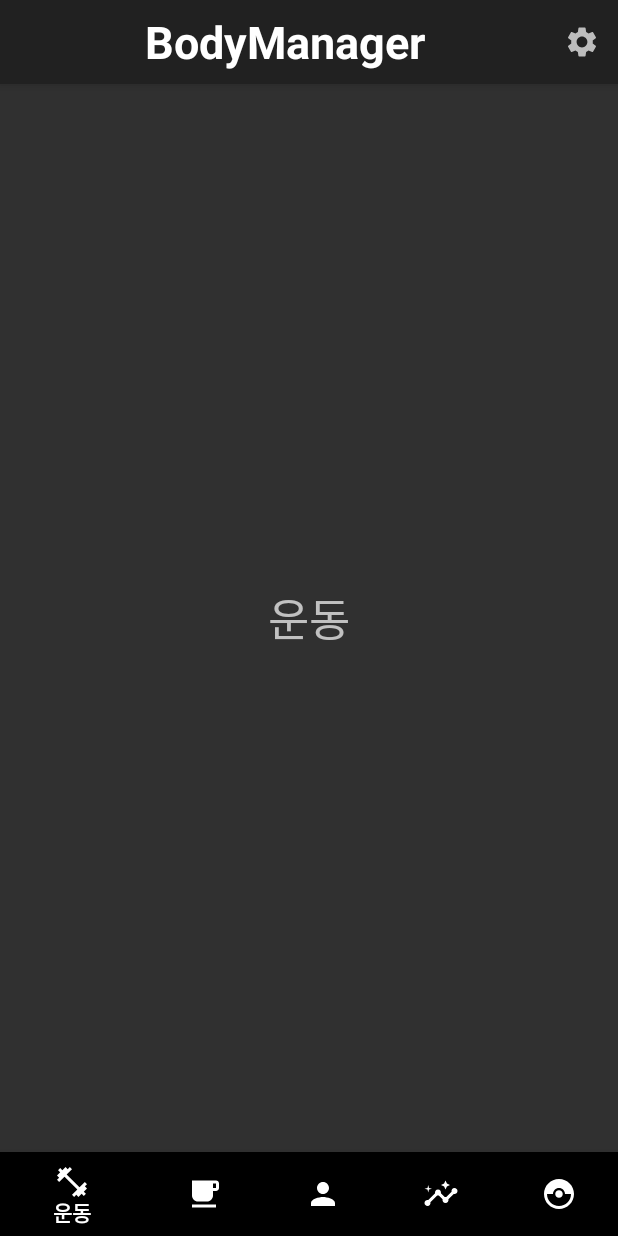
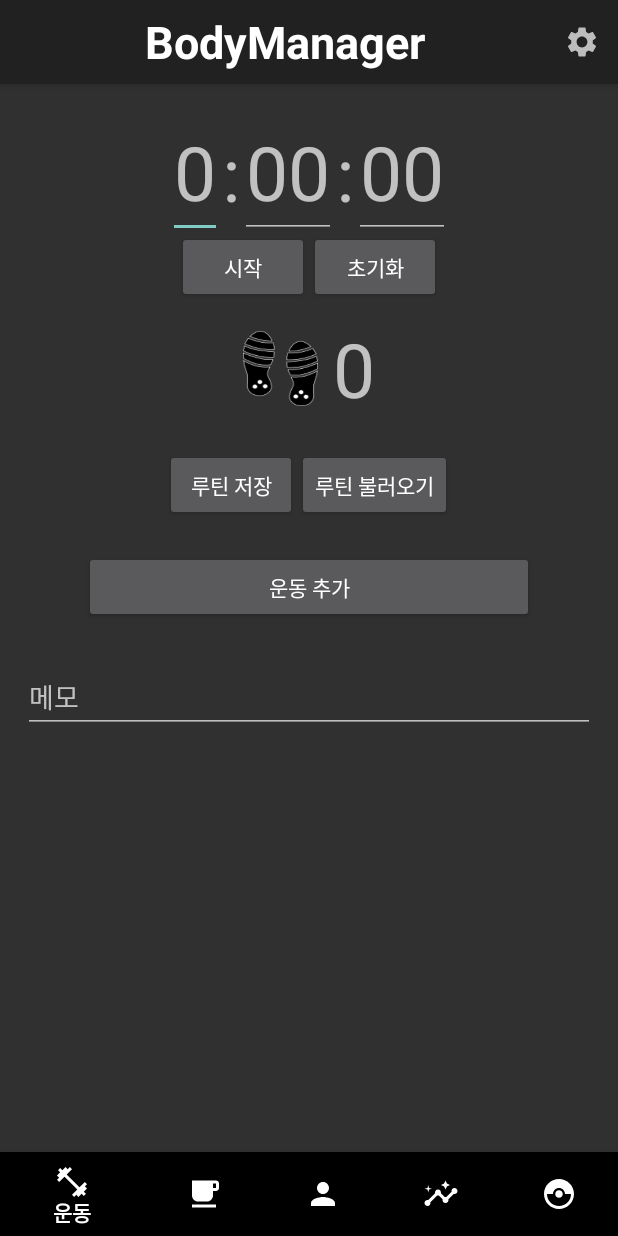
Before and after one commit to enyul3417/BodyManagerApp, an Android app: the screen it shows after launch (MainActivity), on a phone screen of 412 x 824 dp. Run offline under Robolectric (Android 15) with nearby library versions, the phone set to English and light mode, and no system bars.

Commit message:
making exercise xml

```diff
--- a/app/src/main/java/com/example/bodymanagerapp/menu/ExerciseFragment.kt
+++ b/app/src/main/java/com/example/bodymanagerapp/menu/ExerciseFragment.kt
@@ -4,15 +4,24 @@ import android.os.Bundle
 import android.view.LayoutInflater
 import android.view.View
 import android.view.ViewGroup
+import android.widget.EditText
 import androidx.fragment.app.Fragment
 import com.example.bodymanagerapp.R
 
 class ExerciseFragment : Fragment() {
+    lateinit var timer_hour : EditText
+    lateinit var timer_minute : EditText
+    lateinit var timer_second : EditText
 
     override fun onCreateView(
         inflater: LayoutInflater, container: ViewGroup?,
         savedInstanceState: Bundle?
     ): View? {
-        return inflater.inflate(R.layout.fragment_exercise, container, false)
+        var view : View = inflater.inflate(R.layout.fragment_exercise, container, false)
+        timer_hour = view.findViewById(R.id.timer_hour)
+        timer_minute = view.findViewById(R.id.timer_minute)
+        timer_second = view.findViewById(R.id.timer_second)
+
+        return view
     }
 }
--- /dev/null
+++ b/app/src/main/res/drawable/ic_baseline_directions_walk_24.xml
@@ -0,0 +1,11 @@
+<vector xmlns:android="http://schemas.android.com/apk/res/android"
+    android:width="24dp"
+    android:height="24dp"
+    android:viewportWidth="24"
+    android:viewportHeight="24"
+    android:tint="?attr/colorControlNormal"
+    android:autoMirrored="true">
+  <path
+      android:fillColor="@android:color/white"
+      android:pathData="M13.5,5.5c1.1,0 2,-0.9 2,-2s-0.9,-2 -2,-2 -2,0.9 -2,2 0.9,2 2,2zM9.8,8.9L7,23h2.1l1.8,-8 2.1,2v6h2v-7.5l-2.1,-2 0.6,-3C14.8,12 16.8,13 19,13v-2c-1.9,0 -3.5,-1 -4.3,-2.4l-1,-1.6c-0.4,-0.6 -1,-1 -1.7,-1 -0.3,0 -0.5,0.1 -0.8,0.1L6,8.3V13h2V9.6l1.8,-0.7"/>
+</vector>
--- a/app/src/main/res/layout/fragment_exercise.xml
+++ b/app/src/main/res/layout/fragment_exercise.xml
@@ -6,11 +6,147 @@
     android:orientation="vertical"
     tools:context=".menu.ExerciseFragment">
 
-    <TextView
+    <!-- 타이머/스톱워치 -->
+    <LinearLayout
         android:layout_width="match_parent"
-        android:layout_height="match_parent"
-        android:text="운동"
-        android:textSize="30dp"
-        android:gravity="center" />
+        android:layout_height="wrap_content"
+        android:gravity="center">
+
+        <EditText
+            android:id="@+id/timer_hour"
+            android:layout_width="wrap_content"
+            android:layout_height="wrap_content"
+            android:layout_marginTop="10dp"
+            android:inputType="number"
+            android:hint="0"
+            android:textSize="50sp"
+            android:maxLength="2"/>
+
+        <TextView
+            android:layout_width="wrap_content"
+            android:layout_height="wrap_content"
+            android:text=":"
+            android:textSize="50sp"
+            android:layout_marginTop="10dp"/>
+
+        <EditText
+            android:id="@+id/timer_minute"
+            android:layout_width="wrap_content"
+            android:layout_height="wrap_content"
+            android:inputType="number"
+            android:hint="00"
+            android:textSize="50sp"
+            android:layout_marginTop="10dp"
+            android:maxLength="2"/>
+
+        <TextView
+            android:layout_width="wrap_content"
+            android:layout_height="wrap_content"
+            android:text=":"
+            android:textSize="50sp"
+            android:layout_marginTop="10dp"/>
+
+        <EditText
+            android:id="@+id/timer_second"
+            android:layout_width="wrap_content"
+            android:layout_height="wrap_content"
+            android:inputType="number"
+            android:hint="00"
+            android:textSize="50sp"
+            android:layout_marginTop="10dp"
+            android:maxLength="2"/>
+
+    </LinearLayout>
+
+    <LinearLayout
+        android:layout_width="wrap_content"
+        android:layout_height="wrap_content"
+        android:layout_gravity="center">
+
+        <Button
+            android:id="@+id/button_startnpause"
+            android:layout_width="wrap_content"
+            android:layout_height="wrap_content"
+            android:layout_weight="1"
+            android:text="시작" />
+
+        <Button
+            android:id="@+id/button_reset"
+            android:layout_width="wrap_content"
+            android:layout_height="wrap_content"
+            android:layout_weight="1"
+            android:text="초기화" />
+    </LinearLayout>
+
+    <!-- 만보기 -->
+    <LinearLayout
+        android:layout_width="wrap_content"
+        android:layout_height="wrap_content"
+        android:layout_gravity="center"
+        android:layout_margin="10dp">
+
+        <ImageView
+            android:layout_width="50dp"
+            android:layout_height="50dp"
+            android:layout_gravity="center_vertical"
+            android:src="@drawable/footstep2"
+            android:scaleType="fitXY"
+            android:layout_marginRight="10dp"/>
+
+        <TextView
+            android:id="@+id/steps"
+            android:layout_width="wrap_content"
+            android:layout_height="wrap_content"
+            android:text="0"
+            android:textSize="50sp"/>
+    </LinearLayout>
+
+    <LinearLayout
+        android:layout_width="wrap_content"
+        android:layout_height="wrap_content"
+        android:layout_gravity="center"
+        android:layout_margin="10dp">
+
+        <Button
+            android:id="@+id/button_save_routine"
+            android:layout_width="wrap_content"
+            android:layout_height="wrap_content"
+            android:layout_weight="1"
+            android:text="루틴 저장" />
+
+        <Button
+            android:id="@+id/button_load_routine"
+            android:layout_width="wrap_content"
+            android:layout_height="wrap_content"
+            android:layout_weight="1"
+            android:text="루틴 불러오기" />
+    </LinearLayout>
+
+    <LinearLayout
+        android:id="@+id/table_exercise"
+        android:layout_width="wrap_content"
+        android:layout_height="wrap_content"
+        android:orientation="vertical">
+
+    </LinearLayout>
+
+    <Button
+        android:layout_width="300dp"
+        android:layout_height="wrap_content"
+        android:text="운동 추가"
+        android:layout_gravity="center"
+        android:layout_margin="10dp"/>
+
+    <ScrollView
+        android:layout_width="match_parent"
+        android:layout_height="match_parent">
+
+        <EditText
+            android:id="@+id/exercise_memo"
+            android:layout_width="match_parent"
+            android:layout_height="wrap_content"
+            android:hint="메모"
+            android:layout_margin="15dp"/>
+    </ScrollView>
 
 </LinearLayout>
--- a/app/src/main/res/values/strings.xml
+++ b/app/src/main/res/values/strings.xml
@@ -6,4 +6,6 @@
     <string name="navigation_stats">통계</string>
     <string name="navigation_pet">펫</string>
     <string name="settings">환경설정</string>
+    <!-- TODO: Remove or change this placeholder text -->
+    <string name="hello_blank_fragment">Hello blank fragment</string>
 </resources>
```
Also changed, not shown: app/src/main/res/drawable-v24/footstep2.png (added), app/src/main/res/drawable/footstep.png (added).
